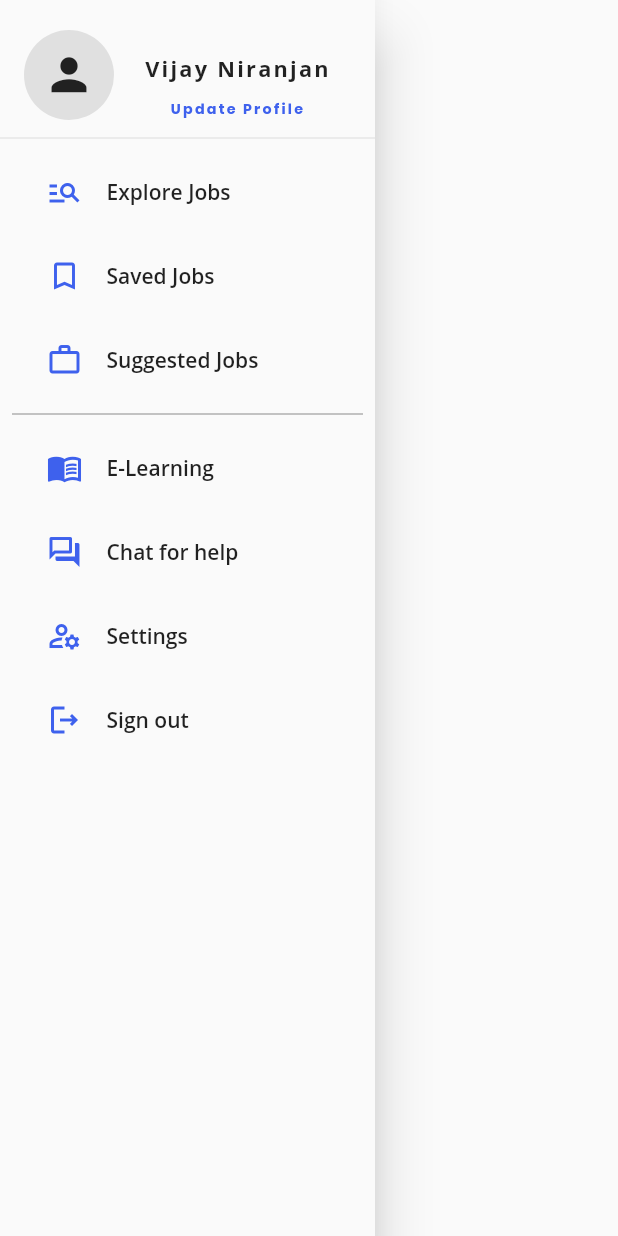
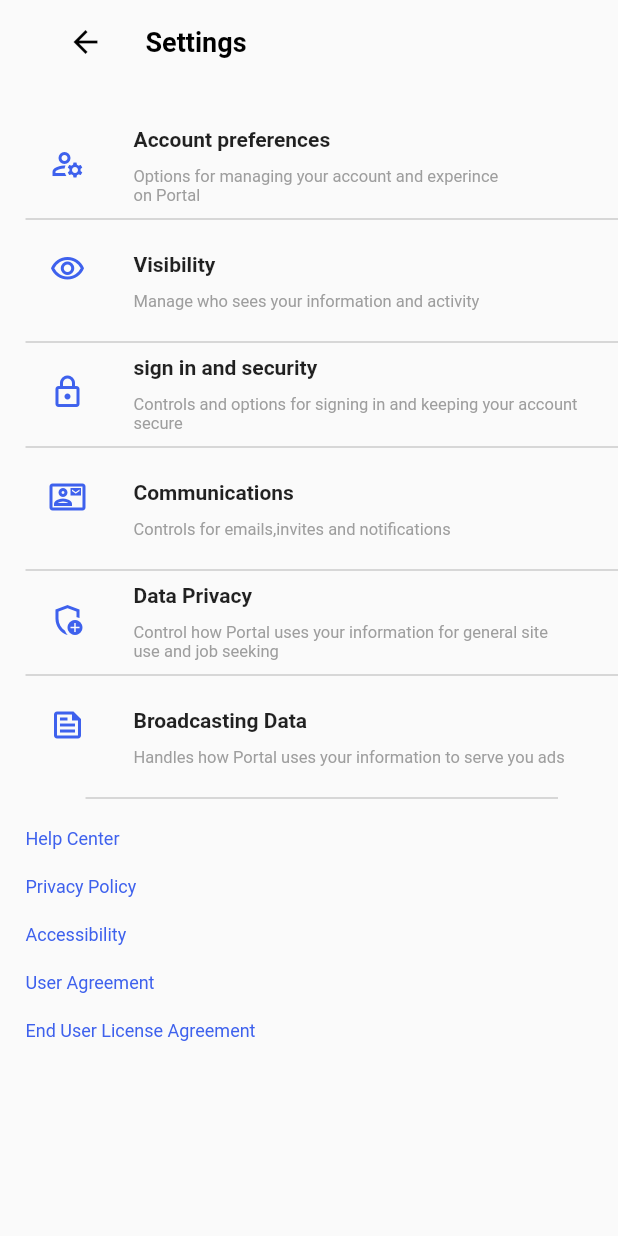
Before and after one commit to zaid-bashir/jobportalapp1, a Flutter app: the SideMenu widget shown alone on an empty page, opened directly, after a tap on "Settings", on a phone screen of 412 x 824 dp. Run offline on Flutter 3.47's test engine with Material 2 defaults, Android fonts, the phone set to English and light mode, and no system bars; our stand-ins replace animate_do, dotted_border, file_picker, font_awesome_flutter, getwidget, google_fonts and 2 more; missing offline and left inert: flutter_verification_code.

Commit message:
feat: created settings page and did some changes in UI

```diff
--- /dev/null
+++ b/lib/Views/settings.dart
@@ -0,0 +1,143 @@
+import 'package:flutter/material.dart';
+import 'package:font_awesome_flutter/font_awesome_flutter.dart';
+
+class Settings extends StatefulWidget {
+  const  Settings({Key key}) : super(key: key);
+
+
+  @override
+  _SettingsState createState() => _SettingsState();
+}
+
+class _SettingsState extends State<Settings> {
+  @override
+  Widget build(BuildContext context) {
+    return Scaffold(
+      body: Padding(
+        padding: const EdgeInsets.only(left: 17),
+        child: Column(
+          children: [
+            ListTile(
+              leading: IconButton(onPressed: (){
+                Navigator.of(context).pop();
+              }, icon:Icon(Icons.arrow_back),color: Colors.black,),
+              title: Text('Settings',style: const TextStyle(color:Colors.black,fontSize: 18, fontWeight:FontWeight.bold)),
+
+            ),
+              const SizedBox(
+                height: 25.0,
+              ),
+            Column(
+              crossAxisAlignment: CrossAxisAlignment.start,
+              children:  const [
+                 ListTile(
+
+                  leading: Icon(Icons.manage_accounts_outlined,color: Color(0xff3e61ed)),
+                  title: Text('Account preferences',style: TextStyle(
+    color: Colors.black87,fontWeight:FontWeight.bold,
+    fontSize: 14.0,
+    ),),
+
+                  subtitle: Padding(
+                    padding: EdgeInsets.only(top: 10),
+                    child: Text('Options for managing your account and experince\non Portal',style:
+                    TextStyle(fontSize: 11.0, color: Colors.grey)),
+                  ),
+                ),
+                 Divider(color: Colors.grey,height: 10,thickness: 0.5,),
+                 ListTile(
+
+                  leading: Icon(Icons.visibility_outlined,color: Color(0xff3e61ed)),
+                  title: Text('Visibility',style: TextStyle(
+    color: Colors.black87,fontWeight:FontWeight.bold,
+    fontSize: 14.0,
+    ),),
+
+                  subtitle: Padding(
+                    padding: EdgeInsets.only(top: 10),
+                    child: Text('Manage who sees your information and activity',style:
+                    TextStyle(fontSize: 11.0, color: Colors.grey)),
+                  ),
+                ),
+                Divider(color: Colors.grey,height: 10,thickness: 0.5,),
+                 ListTile(
+
+                  leading: Icon(Icons.lock_outlined,color: Color(0xff3e61ed)),
+                  title: Text('sign in and security',style: TextStyle(
+    color: Colors.black87,fontWeight:FontWeight.bold,
+    fontSize: 14.0,
+    ),),
+
+                  subtitle: Padding(
+                    padding: EdgeInsets.only(top: 10),
+                    child: Text('Controls and options for signing in and keeping your account\nsecure',style:
+                    TextStyle(fontSize: 11.0, color: Colors.grey)),
+                  ),
+                ),
+                Divider(color: Colors.grey,height: 10,thickness: 0.5,),
+                ListTile(
+
+                  leading: Icon(Icons.contact_mail_outlined,color: Color(0xff3e61ed)),
+                  title: Text('Communications',style: TextStyle(
+                    color: Colors.black87,fontWeight:FontWeight.bold,
+                    fontSize: 14.0,
+                  ),),
+
+                  subtitle: Padding(
+                    padding: EdgeInsets.only(top: 10),
+                    child: Text('Controls for emails,invites and notifications',style:
+                    TextStyle(fontSize: 11.0, color: Colors.grey)),
+                  ),
+                ),
+                Divider(color: Colors.grey,height: 10,thickness: 0.5,),
+                ListTile(
+
+                  leading: Icon(Icons.add_moderator_outlined,color: Color(0xff3e61ed)),
+                  title: Text('Data Privacy',style: TextStyle(
+                    color: Colors.black87,fontWeight:FontWeight.bold,
+                    fontSize: 14.0,
+                  ),),
+
+                  subtitle: Padding(
+                    padding: EdgeInsets.only(top: 10),
+                    child: Text('Control how Portal uses your information for general site\nuse and job seeking ',style:
+                    TextStyle(fontSize: 11.0, color: Colors.grey)),
+                  ),
+                ),
+                Divider(color: Colors.grey,height: 10,thickness: 0.5,),
+                ListTile(
+
+                  leading: Icon(Icons.feed_outlined,color: Color(0xff3e61ed)),
+                  title: Text('Broadcasting Data',style: TextStyle(
+                    color: Colors.black87,fontWeight:FontWeight.bold,
+                    fontSize: 14.0,
+                  ),),
+
+                  subtitle: Padding(
+                    padding: EdgeInsets.only(top: 10),
+                    child: Text('Handles how Portal uses your information to serve you ads',style:
+                    TextStyle(fontSize: 11.0, color: Colors.grey)),
+                  ),
+                ),
+                Divider(color: Colors.grey,height: 10,thickness: 0.5,indent: 40,endIndent: 40,),
+                SizedBox(height: 15),
+                Text('Help Center',style: TextStyle(color: Color(0xff3e61ed),fontSize: 12),),
+
+
+                SizedBox(height: 18),
+                Text('Privacy Policy',style: TextStyle(color: Color(0xff3e61ed),fontSize: 12)),
+                SizedBox(height: 18),
+                Text('Accessibility',style: TextStyle(color: Color(0xff3e61ed),fontSize: 12)),
+                SizedBox(height: 18),
+                Text('User Agreement',style: TextStyle(color: Color(0xff3e61ed),fontSize: 12)),
+                SizedBox(height: 18),
+                Text('End User License Agreement',style: TextStyle(color: Color(0xff3e61ed),fontSize: 12))
+              ],
+            )
+
+          ],
+        ),
+      ),
+    );
+  }
+}
--- a/lib/Views/sidebar.dart
+++ b/lib/Views/sidebar.dart
@@ -2,6 +2,7 @@ import 'package:animate_do/animate_do.dart';
 import 'package:flutter/cupertino.dart';
 import 'package:flutter/material.dart';
 import 'package:job_portal/Views/profile_page.dart';
+import 'package:job_portal/Views/settings.dart';
 
 import 'On_Board_Screens/constants/constants.dart';
 
@@ -172,7 +173,9 @@ class SideMenu extends StatelessWidget {
                 child: DrawerListTile(
                   title: "Settings",
                   svgSrc: Icons.manage_accounts_outlined,
-                  press: () {},
+                  press: () {
+                    Navigator.push(context, MaterialPageRoute(builder: (context) => Settings()));
+                  },
                 ),
               ),
             ),
```
